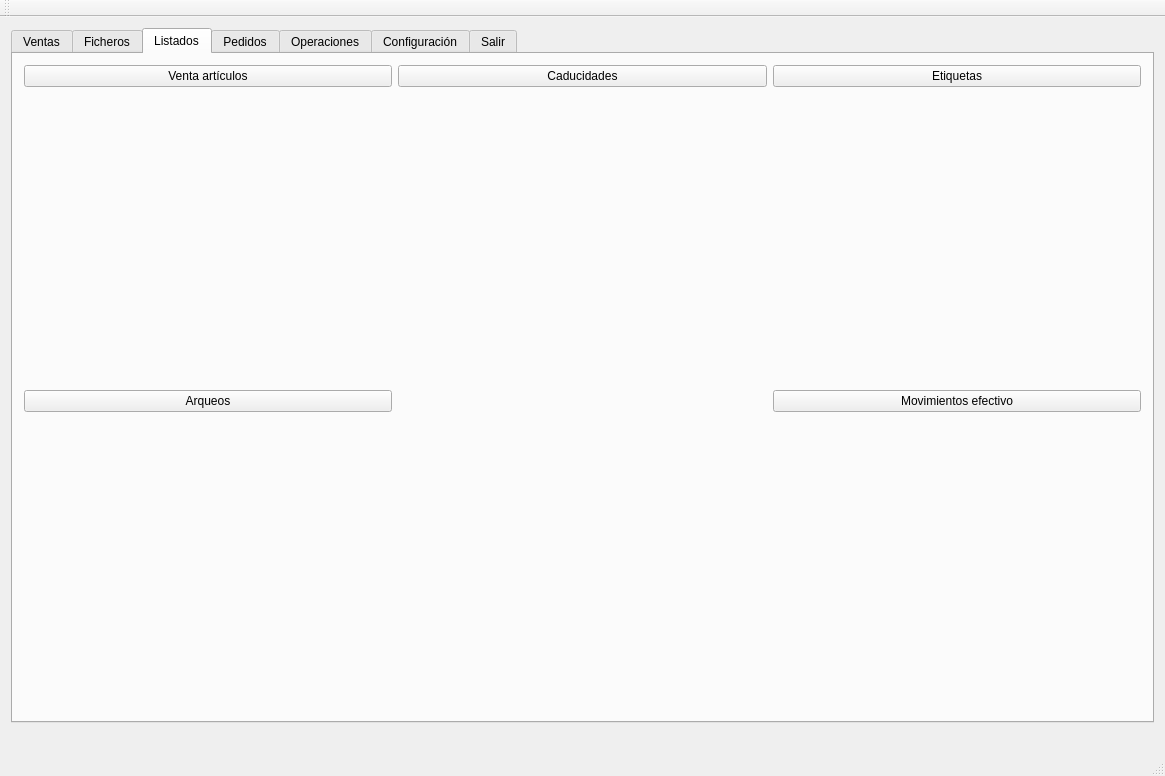
Before: the Qt Designer form tienda.ui in Ladis72/tienda, drawn with Qt 5.
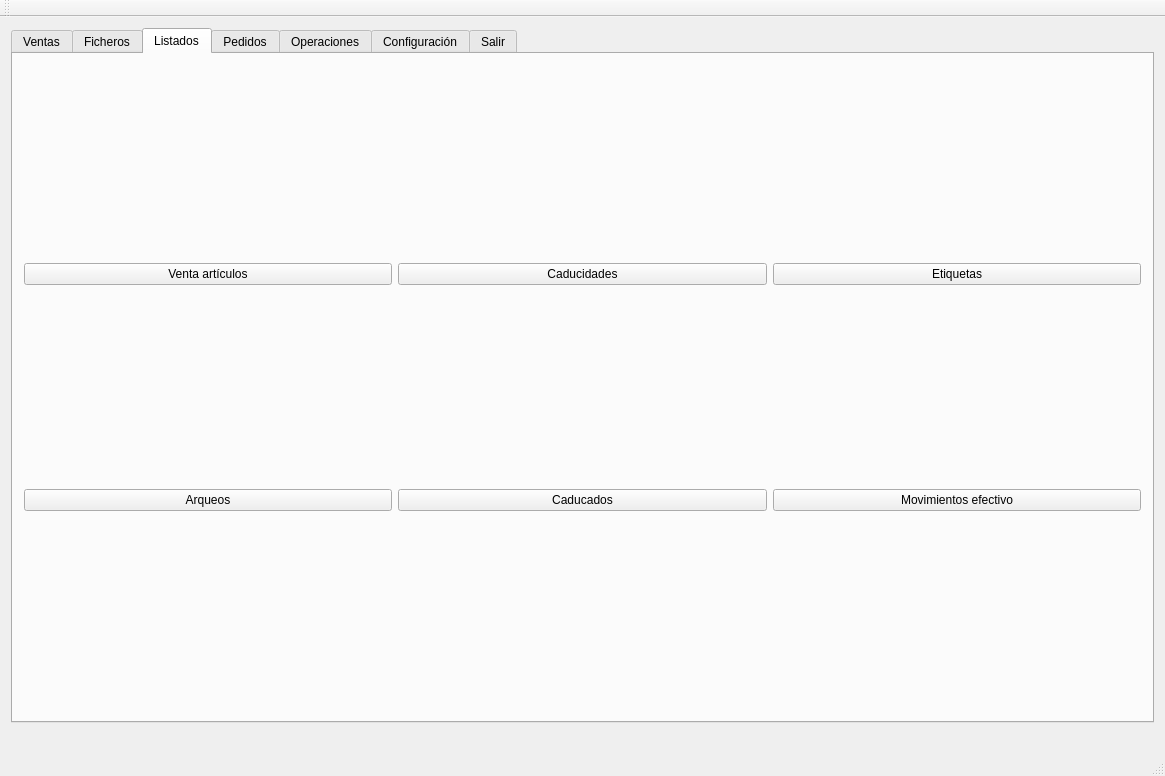
After: the same form once the commit is applied. The open tabs and pages were chosen to show the change. Icons and pictures are not drawn.

Commit message: Acabado caducados y listado caducados

```diff
--- a/tienda.ui
+++ b/tienda.ui
@@ -178,19 +178,6 @@
           </property>
          </widget>
         </item>
-        <item row="1" column="1">
-         <spacer name="verticalSpacer_5">
-          <property name="orientation">
-           <enum>Qt::Vertical</enum>
-          </property>
-          <property name="sizeHint" stdset="0">
-           <size>
-            <width>20</width>
-            <height>40</height>
-           </size>
-          </property>
-         </spacer>
-        </item>
         <item row="1" column="2">
          <widget class="QPushButton" name="pushButtonListadoMovimientos">
           <property name="text">
@@ -205,6 +192,13 @@
           </property>
          </widget>
         </item>
+        <item row="1" column="1">
+         <widget class="QPushButton" name="pushButtonCaducados_2">
+          <property name="text">
+           <string>Caducados</string>
+          </property>
+         </widget>
+        </item>
        </layout>
       </widget>
       <widget class="QWidget" name="TabPedidos">
```
Left out of the diff: 2 changed lines with no effect on the pictures. The commit also changes 8 other files.
